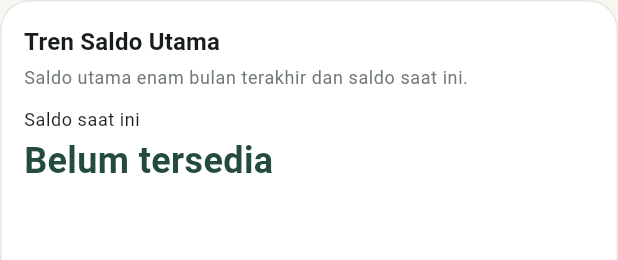
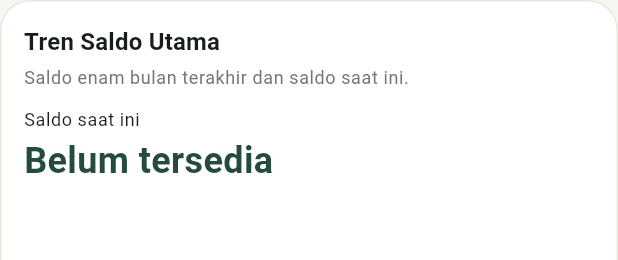
Before and after one commit to panjiarif/waras-arta, a Flutter app: the _PrimaryBalanceTrendCard widget shown alone on an empty page, opened directly with empty values, on a phone screen of 412 x 824 dp. Shown: the top 260 px of the screen. Run offline on Flutter 3.47's test engine with Material 3 defaults, Android fonts, the phone set to English and light mode, and no system bars; our stand-ins replace drift, drift_flutter, flutter_riverpod, go_router; missing offline and left inert: cryptography, unorm_dart; accounts and stored records are empty; generated files the repository leaves out were written again.

Commit message:
refactor(overview): shorten balance trend caption

```diff
--- a/lib/features/ledger/views/overview_charts_section.dart
+++ b/lib/features/ledger/views/overview_charts_section.dart
@@ -218,7 +218,7 @@ class _PrimaryBalanceTrendCard extends StatelessWidget {
                 const SizedBox(height: 4),
                 ExcludeSemantics(
                   child: Text(
-                    'Saldo utama enam bulan terakhir dan saldo saat ini.',
+                    'Saldo enam bulan terakhir dan saldo saat ini.',
                     style: Theme.of(context).textTheme.bodySmall?.copyWith(
                       color: Theme.of(context).colorScheme.outline,
                     ),
```
Also changed, not shown: 1 other file.
